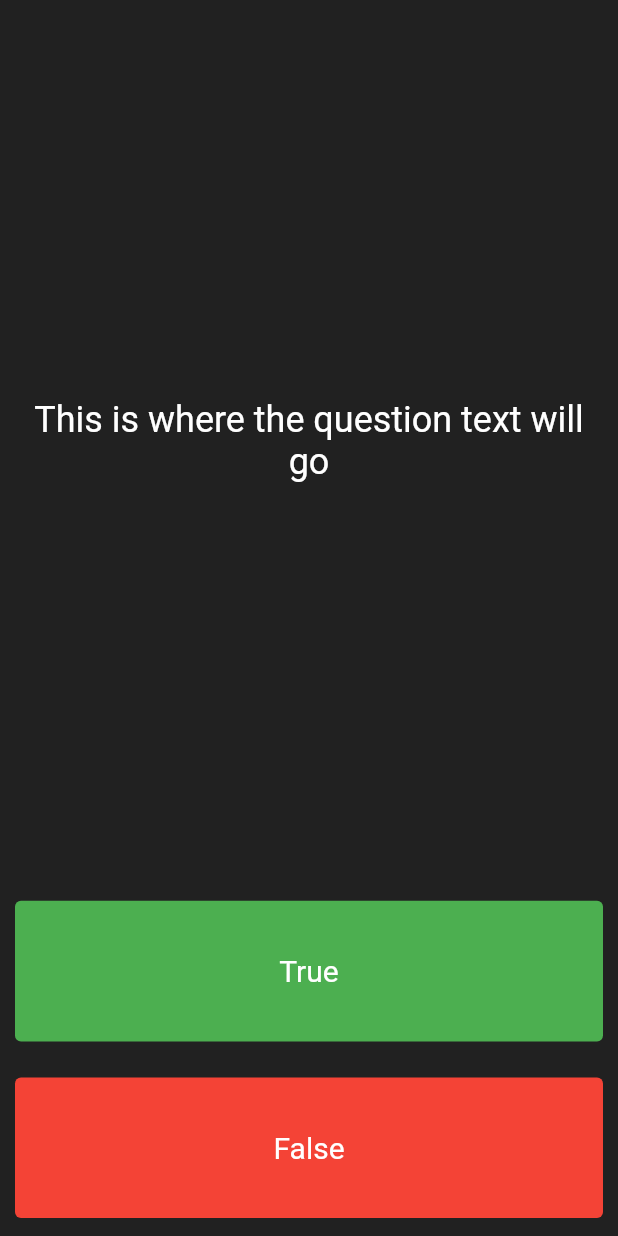
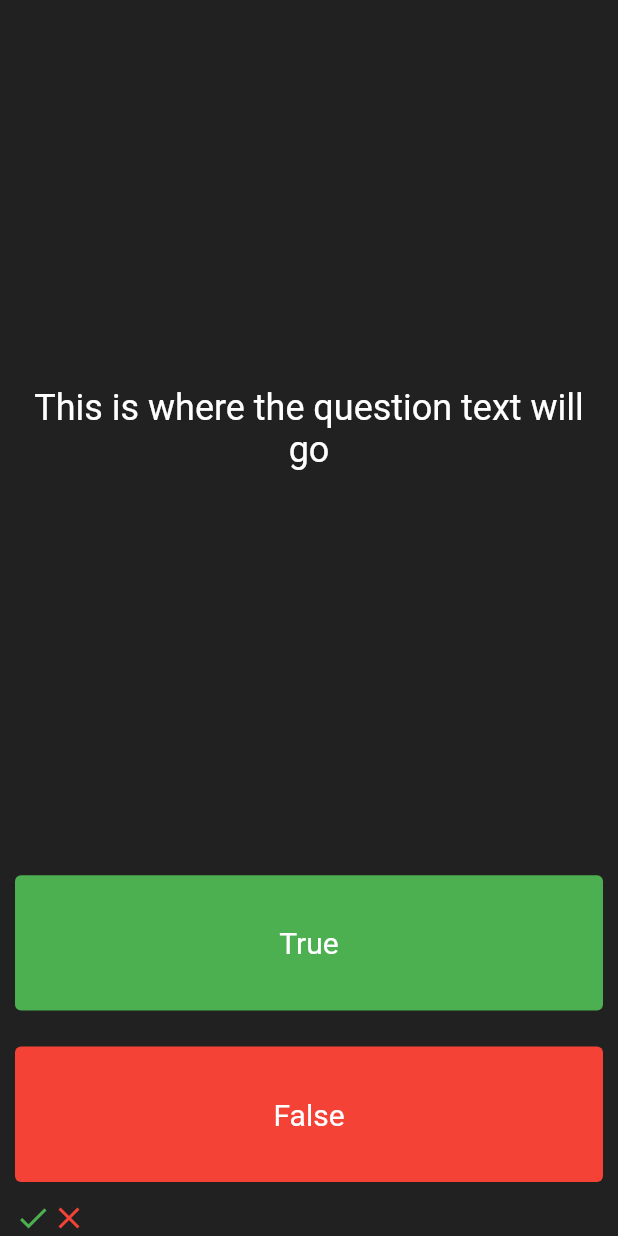
Before and after one commit to julianoventola/quizzler, a Flutter app: the screen it shows after launch, on a phone screen of 412 x 824 dp. Run offline on Flutter 3.47's test engine with Material 2 defaults, Android fonts, the phone set to English and light mode, and no system bars.

Commit message:
feat: add score keeper row

```diff
--- a/lib/pages/quizzler_page.dart
+++ b/lib/pages/quizzler_page.dart
@@ -78,6 +78,19 @@ class _QuizPageState extends State<QuizPage> {
               child: Text('False'),
             ),
           ),
+        ),
+        // refact: improve score keeper
+        Row(
+          children: [
+            Icon(
+              Icons.check,
+              color: Colors.green,
+            ),
+            Icon(
+              Icons.close,
+              color: Colors.red,
+            ),
+          ],
         )
       ],
     );
```
